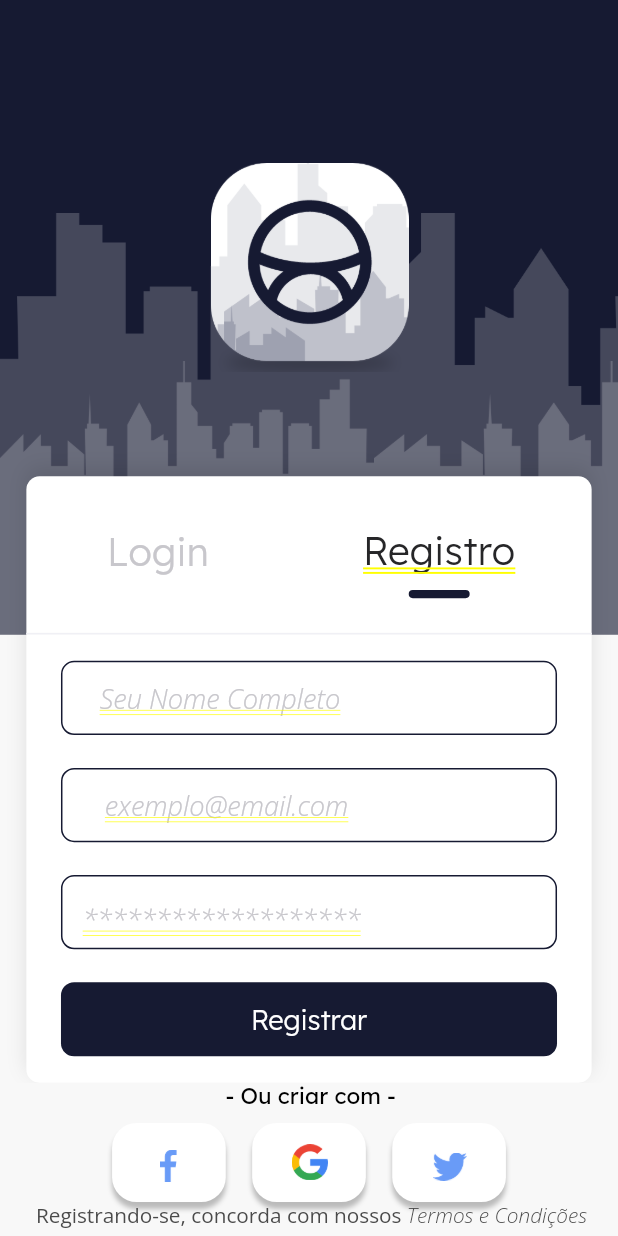
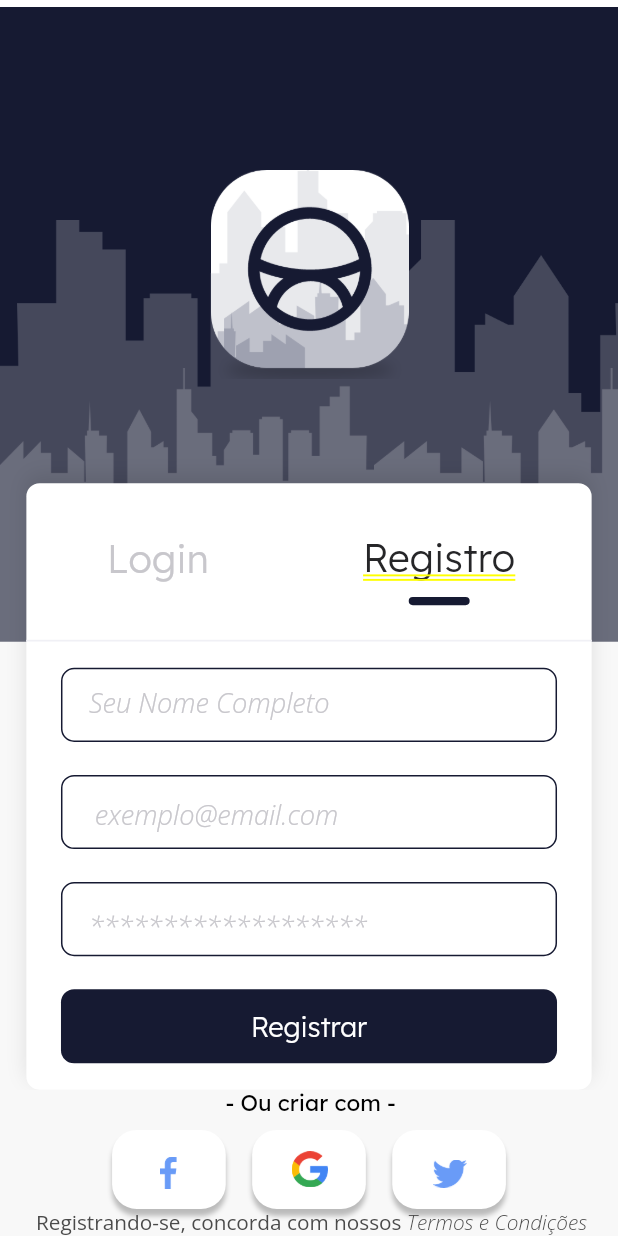
Before and after one commit to pepes7/onde-hoje, a Flutter app: the Register screen opened directly, on a phone screen of 412 x 824 dp. Run offline on Flutter 3.47's test engine with Material 2 defaults, Android fonts, the phone set to English and light mode, and no system bars; our stand-ins replace google_fonts.

```diff
--- a/ondeehoje/lib/page-1/registrar.dart
+++ b/ondeehoje/lib/page-1/registrar.dart
@@ -11,7 +11,9 @@ class Register extends StatelessWidget {
     double baseWidth = 375;
     double fem = MediaQuery.of(context).size.width / baseWidth;
     double ffem = fem * 0.97;
-    return Container(
+    return SingleChildScrollView(
+      reverse: true,
+      child: Container(
         width: double.infinity,
         child: Container(
           // registrar8sF (0:119)
@@ -273,19 +275,21 @@ class Register extends StatelessWidget {
                     Positioned(
                       // nameexamplecomQsw (0:147)
                       left: 57.5*fem,
-                    top: 478*fem,
+                      top: 468*fem,
                       child: Align(
                         child: SizedBox(
-                        width: 160*fem,
-                        height: 24*fem,
-                        child: Text(
-                          'exemplo@email.com',
-                          textAlign: TextAlign.center,
-                          style: SafeGoogleFont (
+                          width: 264*fem,
+                          height: 32.5*fem,
+                          child: TextFormField(
+                            decoration: InputDecoration(
+                              border: InputBorder.none,
+                              contentPadding: EdgeInsets.fromLTRB(0, 0, 0, 0),
+                              hintText: 'exemplo@email.com',
+                              hintStyle: SafeGoogleFont(
                                 'Open Sans',
-                            fontSize: 17*ffem,
+                                fontSize: 17 * ffem,
                                 fontWeight: FontWeight.w300,
-                            height: 1.3625*ffem/fem,
+                                height: 1.3625 * ffem / fem,
                                 fontStyle: FontStyle.italic,
                                 color: Color(0xffc8c7cc),
                               ),
@@ -293,22 +297,24 @@ class Register extends StatelessWidget {
                           ),
                         ),
                       ),
+                    ),
                     Positioned(
-                    // nameexamplecomqiM (0:148)
-                    left: 54*fem,
-                    top: 413*fem,
+                      left: 54 * fem,
+                      top: 400 * fem,
                       child: Align(
                         child: SizedBox(
-                        width: 159*fem,
-                        height: 24*fem,
-                        child: Text(
-                          'Seu Nome Completo',
-                          textAlign: TextAlign.center,
-                          style: SafeGoogleFont (
+                          width: 264 * fem,
+                          height: 33 * fem,
+                          child: TextFormField(
+                            decoration: InputDecoration(
+                              border: InputBorder.none,
+                              contentPadding: EdgeInsets.fromLTRB(0, 0, 0, 0),
+                              hintText: 'Seu Nome Completo',
+                              hintStyle: SafeGoogleFont(
                                 'Open Sans',
-                            fontSize: 17*ffem,
+                                fontSize: 17 * ffem,
                                 fontWeight: FontWeight.w300,
-                            height: 1.3625*ffem/fem,
+                                height: 1.3625 * ffem / fem,
                                 fontStyle: FontStyle.italic,
                                 color: Color(0xffc8c7cc),
                               ),
@@ -316,24 +322,28 @@ class Register extends StatelessWidget {
                           ),
                         ),
                       ),
+                    ),
                     Positioned(
                       // nameexamplecom68V (0:149)
-                    left: 45.5*fem,
-                    top: 547*fem,
+                      left: 54*fem,
+                      top: 536*fem,
                       child: Align(
                         child: SizedBox(
-                        width: 178*fem,
-                        height: 24*fem,
-                        child: Text(
-                          '*******************',
-                          textAlign: TextAlign.center,
-                          style: SafeGoogleFont (
+                          width: 264*fem,
+                          height: 28*fem,
+                          child: TextFormField(
+                            decoration: InputDecoration(
+                              border: InputBorder.none,
+                              contentPadding: EdgeInsets.fromLTRB(0, 0, 0, 0),
+                              hintText: '*******************',
+                              hintStyle: SafeGoogleFont(
                                 'Open Sans',
-                            fontSize: 17*ffem,
+                                fontSize: 17 * ffem,
                                 fontWeight: FontWeight.w300,
-                            height: 1.3625*ffem/fem,
+                                height: 1.3625 * ffem / fem,
                                 fontStyle: FontStyle.italic,
                                 color: Color(0xffc8c7cc),
+                              ),
                             ),
                           ),
                         ),
@@ -581,6 +591,7 @@ class Register extends StatelessWidget {
             ],
           ),
         ),
+            ),
     );
   }
 }
```
Also changed, not shown: ondeehoje/lib/page-1/home.dart (+21 -3 lines), ondeehoje/lib/page-1/logar.dart (+27 -18 lines), 1 other file. Lines whose indentation alone changed are shown as unchanged.
